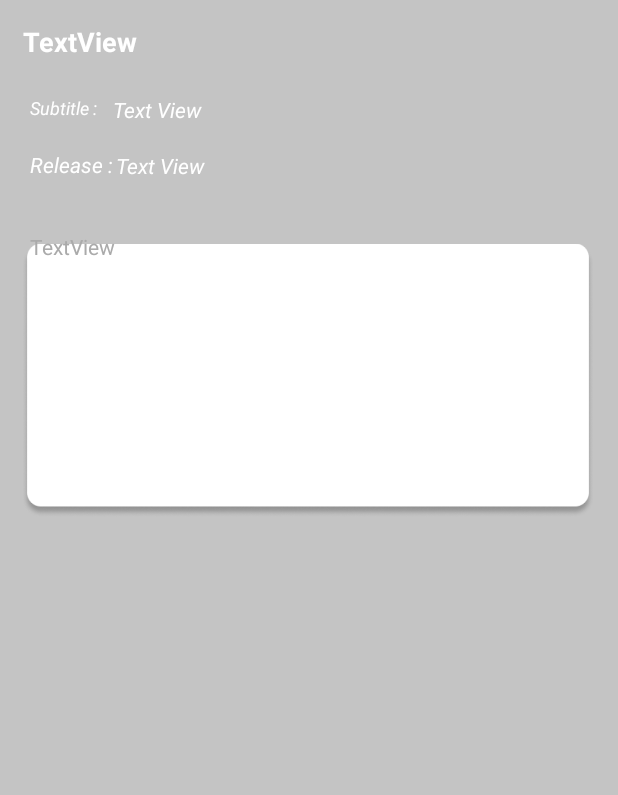
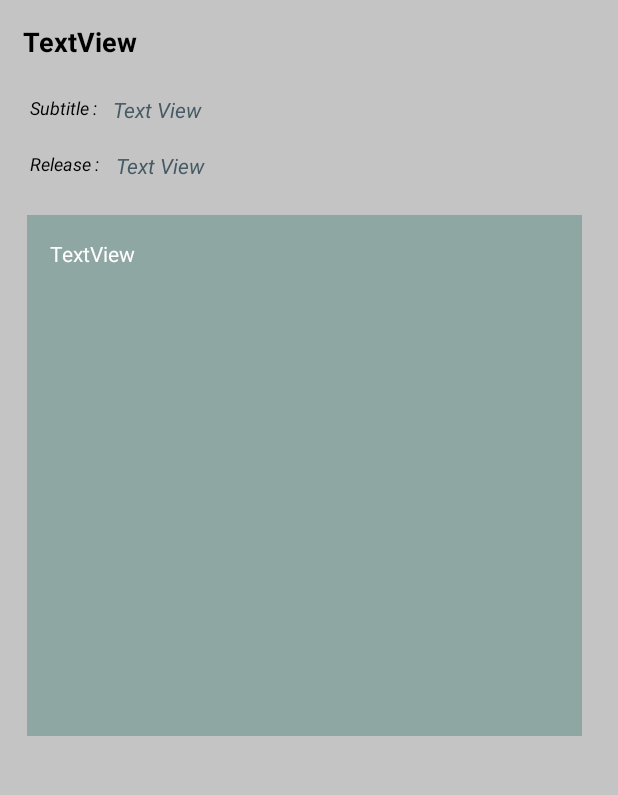
Before and after one commit to Putrinuraisyah/Github, an Android app: the layout activity_detail.xml on its own in the app's theme, with its tools: preview values and no code run, on a phone screen of 412 x 824 dp, the part 368-1163 px from its top. Run offline under Robolectric (Android 15) with nearby library versions, the phone set to English and light mode, and no system bars; Roboto replaces fonts that are not available here.

Commit message:
Update desain

```diff
--- a/app/src/main/res/layout/activity_add.xml
+++ b/app/src/main/res/layout/activity_add.xml
@@ -4,7 +4,7 @@
     xmlns:tools="http://schemas.android.com/tools"
     android:layout_width="match_parent"
     android:layout_height="match_parent"
-    android:background="#FFFFFF"
+    android:background="#C4C4C4"
     android:padding="5dp"
     tools:context=".sqlite.AddActivity">
 
--- a/app/src/main/res/layout/activity_detail.xml
+++ b/app/src/main/res/layout/activity_detail.xml
@@ -16,7 +16,6 @@
       app:srcCompat="@drawable/ic_launcher_background" />
 
 
-
   <TextView
       android:id="@+id/detailMovieTitle"
       android:layout_width="250dp"
@@ -27,29 +26,9 @@
       android:layout_marginRight="10dp"
       android:padding="5dp"
       android:text="TextView"
-      android:textStyle="bold"
-      android:textColor="@android:color/white"
-      android:textSize="18sp"/>
-
-  <ImageView
-      android:id="@+id/imageView7"
-      android:layout_width="380dp"
-      android:layout_height="wrap_content"
-      android:layout_marginLeft="15dp"
-      android:layout_marginTop="300dp"
-      android:layout_marginRight="15dp"
-      app:srcCompat="@drawable/img_9" />
-
-  <TextView
-      android:id="@+id/detailMovieOverView"
-      android:layout_width="wrap_content"
-      android:layout_height="wrap_content"
-      android:layout_marginLeft="20dp"
-      android:layout_marginTop="400dp"
-      android:layout_marginRight="20dp"
-      android:lineSpacingExtra="3dp"
-      android:text="TextView"
-      android:textColor="@android:color/darker_gray" />
+      android:textColor="#000000"
+      android:textSize="18sp"
+      android:textStyle="bold" />
 
   <TextView
       android:id="@+id/detailMovieLanguage"
@@ -59,7 +38,7 @@
       android:layout_marginLeft="75dp"
       android:layout_marginTop="18dp"
       android:text="Text View"
-      android:textColor="@android:color/white"
+      android:textColor="@color/colorPrimaryDark"
       android:textStyle="italic" />
 
   <TextView
@@ -69,7 +48,7 @@
       android:layout_marginLeft="20dp"
       android:layout_marginTop="18dp"
       android:text="Subtitle :"
-      android:textColor="#FFFFFF"
+      android:textColor="#000000"
       android:textSize="12sp"
       android:textStyle="italic" />
 
@@ -81,18 +60,45 @@
       android:layout_marginLeft="77dp"
       android:layout_marginTop="18dp"
       android:text="Text View"
-      android:textColor="@android:color/white"
+      android:textColor="@color/colorPrimaryDark"
       android:textStyle="italic" />
 
   <TextView
+      android:id="@+id/release"
       android:layout_width="wrap_content"
       android:layout_height="wrap_content"
       android:layout_below="@+id/detailMovieLanguage"
       android:layout_marginLeft="20dp"
-      android:layout_marginTop="17dp"
+      android:layout_marginTop="18dp"
       android:text="Release :"
-      android:textColor="@android:color/white"
+      android:textColor="#000000"
+      android:textSize="12sp"
       android:textStyle="italic" />
+
+  <LinearLayout
+      android:layout_width="370dp"
+      android:layout_height="347dp"
+      android:layout_below="@+id/release"
+      android:layout_alignParentStart="true"
+      android:layout_alignParentEnd="true"
+      android:layout_marginStart="18dp"
+      android:layout_marginTop="26dp"
+      android:layout_marginEnd="24dp"
+      android:background="@color/colorPrimary"
+      android:orientation="vertical"
+      android:padding="10dp">
+
+    <TextView
+        android:id="@+id/detailMovieOverView"
+        android:layout_width="wrap_content"
+        android:layout_height="wrap_content"
+        android:layout_marginLeft="5dp"
+        android:layout_marginTop="6dp"
+        android:layout_marginRight="5dp"
+        android:lineSpacingExtra="3dp"
+        android:text="TextView"
+        android:textColor="@color/colorAccent" />
+  </LinearLayout>
 
 
 </RelativeLayout>
--- a/app/src/main/res/layout/fragment_tab_fragment1.xml
+++ b/app/src/main/res/layout/fragment_tab_fragment1.xml
@@ -4,11 +4,12 @@
     xmlns:tools="http://schemas.android.com/tools"
     android:layout_width="match_parent"
     android:layout_height="match_parent"
+    android:background="#C4C4C4"
     android:orientation="vertical"
     android:padding="5dp"
-    android:background="#C4C4C4"
     tools:context=".Fragment.TabFragment1">
-//penambahan fitur back
+    //penambahan fitur back
+
     <TextView
         android:id="@+id/PopularMovies"
         android:layout_width="wrap_content"
@@ -29,12 +30,11 @@
         android:layout_width="wrap_content"
         android:layout_height="wrap_content"
         android:layout_below="@+id/PopularMovies"
+        android:layout_alignParentStart="true"
+        android:layout_alignParentLeft="true"
         android:layout_alignParentEnd="true"
-        android:layout_alignParentStart="true"
+        android:layout_alignParentRight="true"
         android:layout_marginTop="10dp"
-        android:layout_alignParentRight="true"
-        android:layout_alignParentLeft="true"
         tools:ignore="MissingConstraints" />
 
-
 </android.support.constraint.ConstraintLayout>
--- a/app/src/main/res/layout/fragment_tab_fragment2.xml
+++ b/app/src/main/res/layout/fragment_tab_fragment2.xml
@@ -26,6 +26,7 @@
         android:id="@+id/recyclerView"
         android:layout_width="409dp"
         android:layout_height="729dp"
+        android:background="#C4C4C4"
         android:paddingTop="?actionBarSize"
         app:layout_constraintBottom_toBottomOf="parent"
         app:layout_constraintEnd_toEndOf="parent"
```
